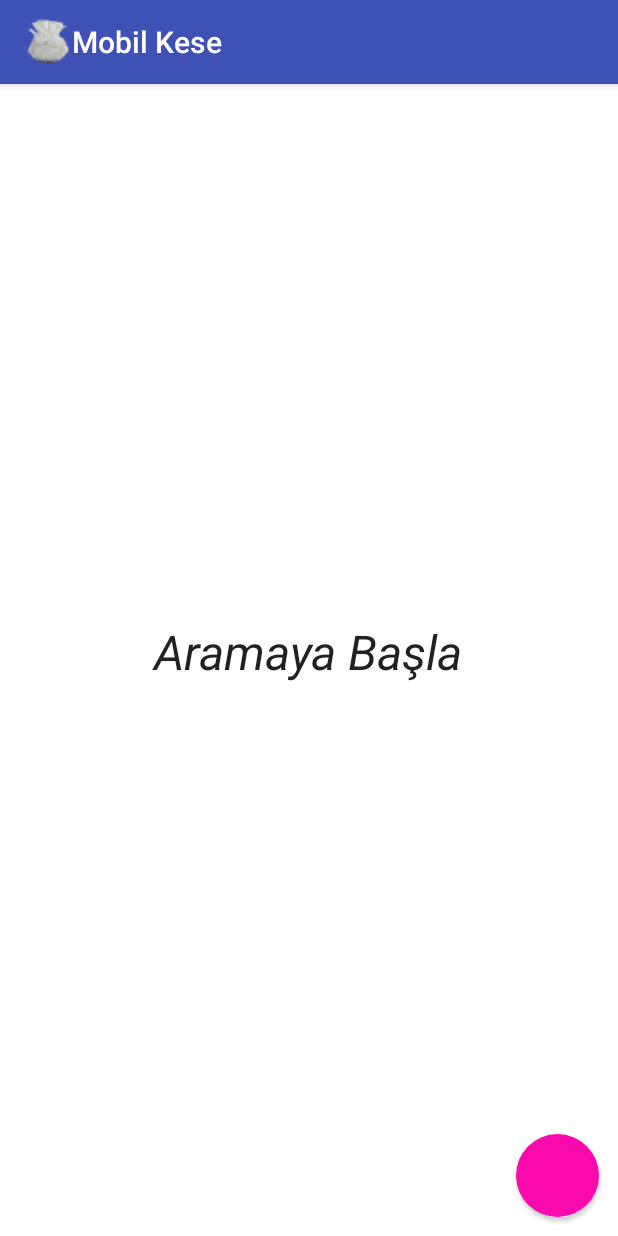
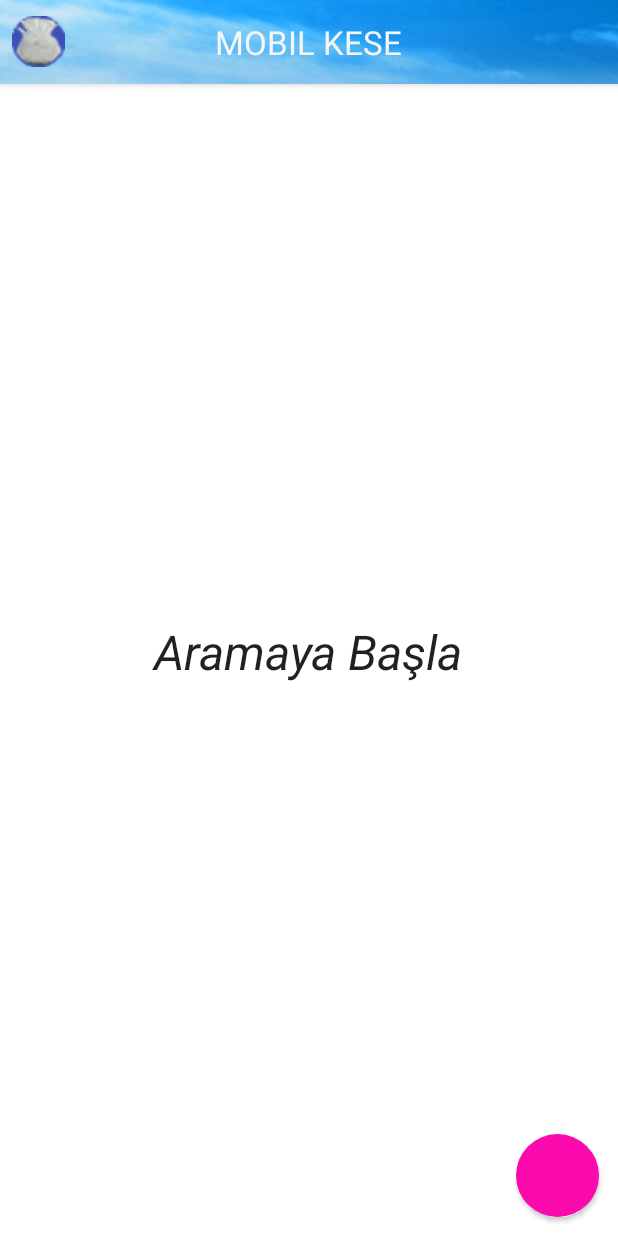
Before and after one commit to omnissiah/Blesh_beacon_POC, an Android app: the screen it shows after launch (MainActivity), on a phone screen of 412 x 824 dp. Run offline under Robolectric (Android 15) with nearby library versions, the phone set to English and light mode, and no system bars; libraries missing offline, so code that uses them is left out: org.altbeacon.beacon; 2 statements that could not run were skipped.

Commit message:
fixed dupe values, added round buttons for final payment, fixed various bugs

```diff
--- a/app/src/main/AndroidManifest.xml
+++ b/app/src/main/AndroidManifest.xml
@@ -22,7 +22,7 @@
         <activity
             android:name=".SelectedGiftActivity"
             android:label="@string/title_activity_selected_gift"
-            android:theme="@style/AppTheme" />
+            android:theme="@style/AppTheme.NoActionBar" />
         <activity
             android:name=".PaymentActivity"
             android:label="@string/title_activity_payment"
--- a/app/src/main/java/trialbycombat/com/bluemixtest/MainActivity.java
+++ b/app/src/main/java/trialbycombat/com/bluemixtest/MainActivity.java
@@ -32,6 +32,7 @@ import android.Manifest;
 import android.app.ActionBar;
 import android.content.Context;
 import android.content.DialogInterface;
+import android.content.pm.ApplicationInfo;
 import android.content.pm.PackageManager;
 import android.content.res.ColorStateList;
 import android.graphics.Color;
@@ -42,6 +43,8 @@ import android.support.design.widget.FloatingActionButton;
 import android.support.v7.app.AlertDialog;
 import android.support.v7.app.AppCompatActivity;
 import android.os.Bundle;
+import android.support.v7.widget.Toolbar;
+import android.view.LayoutInflater;
 import android.view.View;
 import android.view.ViewGroup;
 import android.view.animation.Animation;
@@ -61,6 +64,7 @@ import org.altbeacon.beacon.Beacon;
 import org.altbeacon.beacon.BeaconConsumer;
 import org.altbeacon.beacon.BeaconManager;
 import org.altbeacon.beacon.BeaconParser;
+import org.altbeacon.beacon.Identifier;
 import org.altbeacon.beacon.MonitorNotifier;
 import org.altbeacon.beacon.RangeNotifier;
 import org.altbeacon.beacon.Region;
@@ -131,10 +135,22 @@ private ArrayAdapter beaconAdapter;
     }
 
     private void initUIElements() {
-        android.support.v7.app.ActionBar actionBar = getSupportActionBar();
-        actionBar.setLogo(R.drawable.pouch);
-        actionBar.setDisplayUseLogoEnabled(true);
-        actionBar.setDisplayShowHomeEnabled(true);
+        //custom toolbar
+        android.support.v7.app.ActionBar mActionBar = getSupportActionBar();
+        mActionBar.setDisplayShowHomeEnabled(false);
+        mActionBar.setDisplayShowCustomEnabled(true);
+        mActionBar.setDisplayShowTitleEnabled(false);
+        LayoutInflater mInflater = LayoutInflater.from(this);
+
+        View mCustomView = mInflater.inflate(R.layout.custom_actionbar, null);
+        TextView mTitleTextView = (TextView) mCustomView.findViewById(R.id.title_text);
+        mTitleTextView.setText(getApplicationName(this));
+
+        mActionBar.setCustomView(mCustomView);
+        Toolbar parent = (Toolbar) mCustomView.getParent();
+        parent.setContentInsetsAbsolute(0, 0);
+
+        //custom toolbar end
 
         mainAct = this;
          beaconListView= (ListView) findViewById(R.id.beacon_list);
@@ -163,6 +179,19 @@ private ArrayAdapter beaconAdapter;
             }
         });
     }
+
+    private  String getApplicationName(Context context) {
+        ApplicationInfo applicationInfo = context.getApplicationInfo();
+        int stringId = applicationInfo.labelRes;
+        return stringId == 0 ? applicationInfo.nonLocalizedLabel.toString() : context.getString(stringId);
+    }
+
+    private String getBeaconHex(List<Identifier> identifiers) {
+        return identifiers.get(0).toString().replace("-", "").toUpperCase()
+                +String.format("%04X",Long.parseLong(Integer.toHexString(Integer.parseInt(identifiers.get(1).toString().toUpperCase())),16))
+                +String.format("%04X",Long.parseLong(Integer.toHexString(Integer.parseInt(identifiers.get(2).toString().toUpperCase())), 16));
+    }
+
 
     private void setListContent()
     {
@@ -260,43 +289,45 @@ private ArrayAdapter beaconAdapter;
                     {
                         GiftConnection giftConnection=null;
                         if(giftConnectionList.size()==0) {
-                            giftConnection = ServiceHandler.GetBeacon(beacon.getIdentifier(0).toString().replace("-", "").toUpperCase());
+                            giftConnection = ServiceHandler.GetBeacon(getBeaconHex(beacon.getIdentifiers()));
                             if (giftConnection != null) {
                                 giftConnection.setBeaconDistance(beacon.getDistance());
                                 giftConnection.setLastContactedTime(System.currentTimeMillis());
                                 giftConnectionList.add(giftConnection);
                             }
                             else
-                                giftConnectionList.add(new GiftConnection(beacon.getIdentifier(0).toString().replace("-","").toUpperCase(), beacon.getDistance(),System.currentTimeMillis()));
+                                giftConnectionList.add(new GiftConnection(getBeaconHex(beacon.getIdentifiers()), beacon.getDistance(),System.currentTimeMillis()));
                         }
                         else
                         {
                             for (int j=0;j<giftConnectionList.size();j++)
                             {
-                                if(giftConnectionList.get(j).getBeaconid().equals(beacon.getIdentifier(0).toString().replace("-", "").toUpperCase())) {
-                                    beaconPreviouslyAdded = true;
+                                //remove 30sec+ beacons from list and assume contact lost
+                                if((System.currentTimeMillis()-giftConnectionList.get(j).getLastContactedTime())/1000>30) {
+                                    giftConnectionList.remove(j);
+                                }else {
 
-                                    if((System.currentTimeMillis()-giftConnectionList.get(j).getLastContactedTime())/1000<30) {
-                                        giftConnectionList.get(j).setBeaconDistance(beacon.getDistance());
-                                        giftConnectionList.get(j).setLastContactedTime(System.currentTimeMillis());
-                                        break;
-                                    }
-                                    else
-                                    {
-                                        giftConnectionList.remove(j);
+                                    if (giftConnectionList.get(j).getBeaconid().equals(getBeaconHex(beacon.getIdentifiers()))) {
+                                        beaconPreviouslyAdded = true;
+
+                                        if ((System.currentTimeMillis() - giftConnectionList.get(j).getLastContactedTime()) / 1000 < 30) {
+                                            giftConnectionList.get(j).setBeaconDistance(beacon.getDistance());
+                                            giftConnectionList.get(j).setLastContactedTime(System.currentTimeMillis());
+                                            break;
+                                        }
                                     }
                                 }
                             }
 
                             if(!beaconPreviouslyAdded){
-                                giftConnection = ServiceHandler.GetBeacon(beacon.getIdentifier(0).toString().replace("-", "").toUpperCase());
+                                giftConnection = ServiceHandler.GetBeacon(getBeaconHex(beacon.getIdentifiers()));
                                 if (giftConnection != null) {
                                     giftConnection.setBeaconDistance(beacon.getDistance());
                                     giftConnection.setLastContactedTime(System.currentTimeMillis());
                                     giftConnectionList.add(giftConnection);
                                 }
                                 else
-                                    giftConnectionList.add(new GiftConnection(beacon.getIdentifier(0).toString().replace("-", "").toUpperCase(),beacon.getDistance(),System.currentTimeMillis()));
+                                    giftConnectionList.add(new GiftConnection(getBeaconHex(beacon.getIdentifiers()),beacon.getDistance(), System.currentTimeMillis()));
                             }
                         }
                     }
@@ -338,8 +369,7 @@ private ArrayAdapter beaconAdapter;
         });*/
 
         try {
-            beaconManager.startMonitoringBeaconsInRegion(new Region("myMonitoringUniqueId", null, null, null));
+            beaconManager.startMonitoringBeaconsInRegion(new Region("myMonitoringUniqueId", null, Identifier.fromInt(1), null));
         } catch (RemoteException e) {    }
     }
-
 }
--- a/app/src/main/res/drawable-v21/round_button.xml
+++ b/app/src/main/res/drawable-v21/round_button.xml
@@ -1,6 +1,6 @@
 <?xml version="1.0" encoding="utf-8"?>
 <ripple xmlns:android="http://schemas.android.com/apk/res/android"
-    android:color="#c20586">
+    android:color="@android:color/holo_green_light">
     <item>
         <shape android:shape="oval">
             <solid android:color="#fa09ad"/>
--- a/app/src/main/res/drawable/round_button.xml
+++ b/app/src/main/res/drawable/round_button.xml
@@ -2,7 +2,7 @@
 <selector xmlns:android="http://schemas.android.com/apk/res/android">
     <item android:state_pressed="false">
         <shape android:shape="oval">
-            <solid android:color="#fa09ad"/>
+            <solid android:color="@android:color/holo_green_light"/>
         </shape>
     </item>
     <item android:state_pressed="true">
--- a/app/src/main/res/layout/activity_main.xml
+++ b/app/src/main/res/layout/activity_main.xml
@@ -3,7 +3,8 @@
     xmlns:tools="http://schemas.android.com/tools"
     android:layout_width="fill_parent"
     android:layout_height="fill_parent"
-    tools:context="trialbycombat.com.bluemixtest.MainActivity">
+    tools:context="trialbycombat.com.bluemixtest.MainActivity"
+    android:theme="@style/AppTheme.NoActionBar">
 
 
     <ListView
@@ -16,7 +17,8 @@
             android:layout_alignParentLeft="false"
             android:layout_alignParentBottom="false"
             android:layout_alignParentRight="false"
-            android:layout_alignWithParentIfMissing="false">
+            android:layout_alignWithParentIfMissing="false"
+        android:background="#D6F6FF">
         </ListView>
 
     <FrameLayout
--- /dev/null
+++ b/app/src/main/res/layout/custom_actionbar.xml
@@ -0,0 +1,31 @@
+<?xml version="1.0" encoding="utf-8"?>
+<RelativeLayout xmlns:android="http://schemas.android.com/apk/res/android"
+    android:layout_width="match_parent"
+    android:layout_height="50dp">
+
+    <ImageView
+        android:layout_width="match_parent"
+        android:layout_height="wrap_content"
+        android:id="@+id/imageView2"
+        android:src="@drawable/skybanner"
+        android:scaleType="centerCrop" />
+
+    <TextView
+        android:id="@+id/title_text"
+        android:layout_width="wrap_content"
+        android:layout_height="wrap_content"
+        android:layout_centerInParent="true"
+        android:textAllCaps="true"
+        android:textAppearance="?android:attr/textAppearanceLarge"
+        android:textColor="#f5f5f5" />
+
+    <ImageView
+        android:id="@+id/imageView1"
+        android:layout_width="35dp"
+        android:layout_height="35dp"
+        android:layout_alignParentLeft="true"
+        android:layout_centerVertical="true"
+        android:layout_marginLeft="8dp"
+        android:src="@drawable/pouch" />
+
+</RelativeLayout>
--- a/app/src/main/res/values/colors.xml
+++ b/app/src/main/res/values/colors.xml
@@ -1,7 +1,7 @@
 <?xml version="1.0" encoding="utf-8"?>
 <resources>
     <color name="colorPrimary">#3F51B5</color>
-    <color name="colorPrimaryDark">#303F9F</color>
+    <color name="colorPrimaryDark">#007491</color>
     <color name="colorAccent">#FF4081</color>
     <color name="colorPrimaryPaymentDark">#015697</color>
 </resources>
--- a/app/src/main/res/values/styles.xml
+++ b/app/src/main/res/values/styles.xml
@@ -10,7 +10,7 @@
 
     <style name="AppTheme.NoActionBar">
         <item name="windowActionBar">false</item>
-        <item name="colorPrimaryDark">@color/colorPrimaryPaymentDark</item>
+        <item name="colorPrimaryDark">@color/colorPrimaryDark</item>
         <item name="windowNoTitle">true</item>
     </style>
     <color name="theme_accent_color">#FF339999</color>
```
Also changed, not shown: app/src/main/java/trialbycombat/com/bluemixtest/GiftBeaconAdapter.java (+10 -9 lines), app/src/main/java/trialbycombat/com/bluemixtest/SelectedGiftActivityFragment.java (+7 -3 lines), app/src/main/res/layout/activity_listview.xml (+30 -21 lines), app/src/main/res/layout/fragment_selected_gift.xml (+13 -10 lines), app/src/main/res/drawable-hdpi/just_married_bg.jpg (deleted), app/src/main/res/drawable-hdpi/skybanner.jpg (added), app/src/main/res/drawable-hdpi/tema_bg.png (added), 1 other file.
